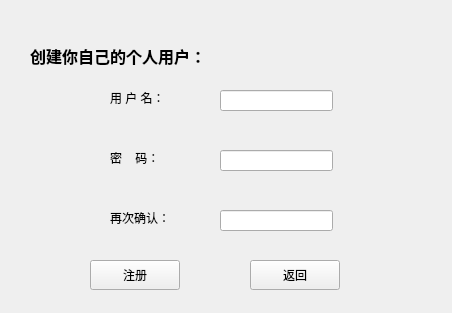
Before: the Qt Designer form OutTime/signup.ui in agilelike/OurTime, drawn with Qt 5.
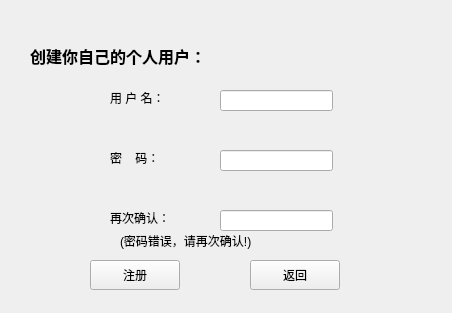
After: the same form once the commit is applied.

```diff
--- a/OutTime/signup.ui
+++ b/OutTime/signup.ui
@@ -132,6 +132,22 @@
     <string>返回</string>
    </property>
   </widget>
+  <widget class="QLabel" name="label_5">
+   <property name="geometry">
+    <rect>
+     <x>120</x>
+     <y>230</y>
+     <width>191</width>
+     <height>21</height>
+    </rect>
+   </property>
+   <property name="styleSheet">
+    <string notr="true">font: 12pt &quot;隶书&quot;;</string>
+   </property>
+   <property name="text">
+    <string>(密码错误，请再次确认!)</string>
+   </property>
+  </widget>
  </widget>
  <resources/>
  <connections/>
```
